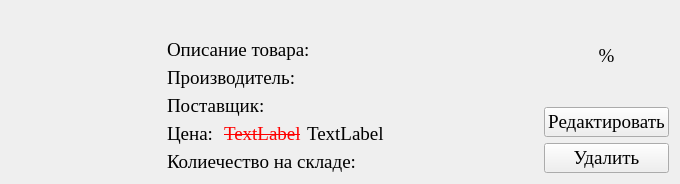
Above: Exam/Desktop/UI/Product.ui from VasilyaNab/DemoExam2 before the change. Below: the same form after it.
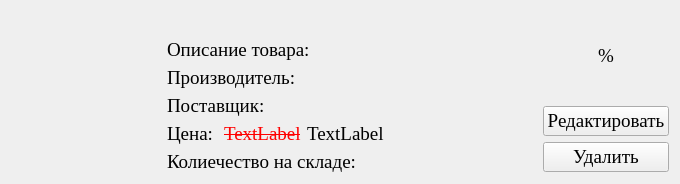
That is the form after the change. Icons and pictures are not drawn.

Diff of the .ui file:
```diff
--- a/Exam/Desktop/UI/Product.ui
+++ b/Exam/Desktop/UI/Product.ui
@@ -558,6 +558,24 @@
     <layout class="QVBoxLayout" name="verticalLayout_2">
      <item>
       <widget class="QLabel" name="Discount">
+       <property name="minimumSize">
+        <size>
+         <width>126</width>
+         <height>89</height>
+        </size>
+       </property>
+       <property name="maximumSize">
+        <size>
+         <width>126</width>
+         <height>89</height>
+        </size>
+       </property>
+       <property name="baseSize">
+        <size>
+         <width>126</width>
+         <height>89</height>
+        </size>
+       </property>
        <property name="text">
         <string>%</string>
        </property>
```
